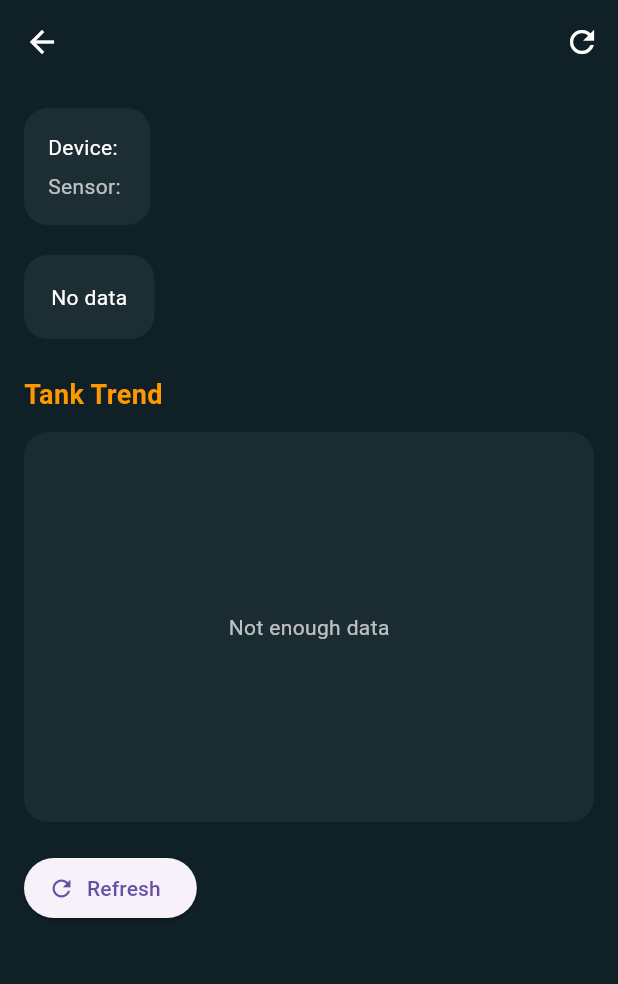
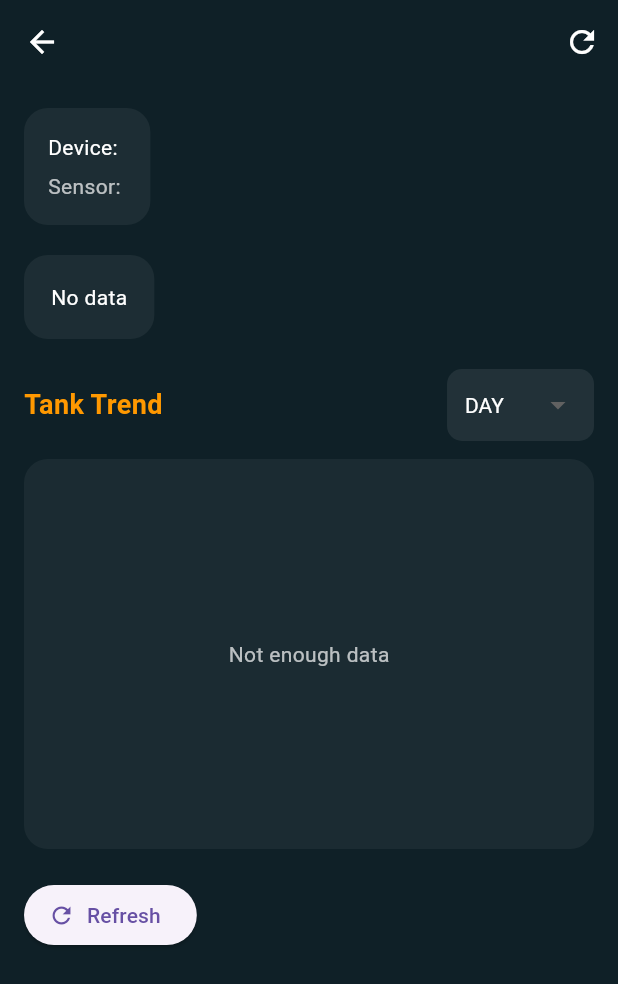
Before and after one commit to PleaseHelpNorvin/tank_speak, a Flutter app: the TankDetailScreen screen opened directly with empty values, after a tap on "Refresh", on a phone screen of 412 x 824 dp. Shown: the top 984 px of the screen. Run offline on Flutter 3.47's test engine with Material 3 defaults, Android fonts, the phone set to English and light mode, and no system bars; our stand-ins replace fl_chart, flutter_blue_plus, shared_preferences; accounts and stored records are empty; network calls fail.

Commit message:
working chart

```diff
--- a/lib/screens/pages/station_detail_screen.dart
+++ b/lib/screens/pages/station_detail_screen.dart
@@ -111,6 +111,7 @@ class _StationDetailScreenState extends State<StationDetailScreen> {
 
     if (diff > 3) {
       return {
+        "label": "Tank Fill Alert",
         "label": "Tank Fill Alert",
         "color": Colors.blue,
       };
--- a/lib/screens/pages/tank_detail_screen.dart
+++ b/lib/screens/pages/tank_detail_screen.dart
@@ -1,5 +1,4 @@
 import 'dart:async';
-
 import 'package:fl_chart/fl_chart.dart';
 import 'package:flutter/material.dart';
 
@@ -32,7 +31,6 @@ class _TankDetailScreenState extends State<TankDetailScreen> {
   bool fetching = false;
 
   String selectedRange = "day";
-
   final List<String> ranges = ["day", "week", "month"];
 
   Timer? refreshTimer;
@@ -66,7 +64,7 @@ class _TankDetailScreenState extends State<TankDetailScreen> {
       final history = await api.getDeviceReadings(
         deviceId: widget.deviceId,
         sensorPin: widget.sensorPin,
-        limit: 50,
+        limit: 100,
         range: selectedRange,
       );
 
@@ -75,8 +73,11 @@ class _TankDetailScreenState extends State<TankDetailScreen> {
       if (!mounted) return;
 
       setState(() {
-        readings = List<DeviceReading>.from(history);
-        latestReading = history.isNotEmpty ? history.last : null;
+        readings = history.length > 30
+            ? history.sublist(history.length - 30)
+            : history;
+
+        latestReading = readings.isNotEmpty ? readings.last : null;
         loading = false;
       });
     } catch (e) {
@@ -97,7 +98,6 @@ class _TankDetailScreenState extends State<TankDetailScreen> {
     final age = DateTime.now().difference(latestReading!.timestamp);
 
     if (age.inMinutes > 10) return Colors.red;
-
     if (latestReading!.liters < 1000) return Colors.orange;
 
     return Colors.green;
@@ -106,9 +106,19 @@ class _TankDetailScreenState extends State<TankDetailScreen> {
   String getStatusLabel() {
     if (latestReading == null) return "No Data";
 
-    final age = DateTime.now().difference(latestReading!.timestamp);
+    final now = DateTime.now();
+    final time = latestReading!.timestamp;
 
-    if (age.inMinutes > 10) return "Offline";
+    final ageInMinutes = now.difference(time).inMinutes;
+
+    if (ageInMinutes < 0) {
+      // future timestamp fix (clock mismatch)
+      return "Live";
+    }
+
+    if (ageInMinutes > 5) return "Offline"; // reduce threshold
+
+    if (latestReading!.liters <= 0) return "No Flow";
 
     if (latestReading!.liters < 1000) return "Low";
 
@@ -120,23 +130,31 @@ class _TankDetailScreenState extends State<TankDetailScreen> {
   List<FlSpot> getSpots() {
     if (readings.isEmpty) return [];
 
-    final baseTime = readings.first.timestamp;
-
-    return readings.map((r) {
-      final x = r.timestamp.difference(baseTime).inMinutes.toDouble();
-      return FlSpot(x, r.liters);
+    return readings.asMap().entries.map((entry) {
+      return FlSpot(
+        entry.key.toDouble(),
+        entry.value.liters,
+      );
     }).toList();
   }
 
   double getMaxY() {
     if (readings.isEmpty) return 1;
-    final max = readings.map((e) => e.liters).reduce((a, b) => a > b ? a : b);
+
+    final max = readings
+        .map((e) => e.liters)
+        .reduce((a, b) => a > b ? a : b);
+
     return max + 5;
   }
 
   double getMinY() {
     if (readings.isEmpty) return 0;
-    final min = readings.map((e) => e.liters).reduce((a, b) => a < b ? a : b);
+
+    final min = readings
+        .map((e) => e.liters)
+        .reduce((a, b) => a < b ? a : b);
+
     return (min - 5).clamp(0, double.infinity);
   }
 
@@ -234,8 +252,12 @@ class _TankDetailScreenState extends State<TankDetailScreen> {
               ),
             ),
 
-            const SizedBox(height: 24),
+            const SizedBox(height: 20),
 
+            // 🔥 RANGE DROPDOWN
+            Row(
+              mainAxisAlignment: MainAxisAlignment.spaceBetween,
+              children: [
                 const Text(
                   "Tank Trend",
                   style: TextStyle(
@@ -243,6 +265,41 @@ class _TankDetailScreenState extends State<TankDetailScreen> {
                     fontSize: 18,
                     fontWeight: FontWeight.bold,
                   ),
+                ),
+
+                Container(
+                  padding: const EdgeInsets.symmetric(horizontal: 12),
+                  decoration: BoxDecoration(
+                    color: Colors.white.withOpacity(0.08),
+                    borderRadius: BorderRadius.circular(10),
+                  ),
+                  child: DropdownButton<String>(
+                    value: selectedRange,
+                    dropdownColor: const Color(0xFF1C2C34),
+                    underline: const SizedBox(),
+                    style: const TextStyle(color: Colors.white),
+
+                    items: ranges.map((range) {
+                      return DropdownMenuItem(
+                        value: range,
+                        child: Text(range.toUpperCase()),
+                      );
+                    }).toList(),
+
+                    onChanged: (value) {
+                      if (value == null) return;
+
+                      setState(() {
+                        selectedRange = value;
+                        readings = [];
+                        latestReading = null;
+                      });
+
+                      fetchAllData();
+                    },
+                  ),
+                ),
+              ],
             ),
 
             const SizedBox(height: 12),
@@ -265,30 +322,20 @@ class _TankDetailScreenState extends State<TankDetailScreen> {
                   : LineChart(
                 LineChartData(
                   minX: 0,
-                  maxX: getSpots().isEmpty
-                      ? 1
-                      : getSpots().last.x,
-
+                  maxX: readings.length.toDouble() - 1,
                   minY: getMinY(),
                   maxY: getMaxY(),
 
-                  gridData: FlGridData(
-                    show: true,
-                    drawVerticalLine: false,
-                    horizontalInterval:
-                    (getMaxY() - getMinY()) / 5,
-                  ),
-
+                  gridData: const FlGridData(show: true),
                   borderData: FlBorderData(show: false),
 
                   titlesData: FlTitlesData(
                     rightTitles: const AxisTitles(
-                        sideTitles:
-                        SideTitles(showTitles: false)),
+                      sideTitles: SideTitles(showTitles: false),
+                    ),
                     topTitles: const AxisTitles(
-                        sideTitles:
-                        SideTitles(showTitles: false)),
-
+                      sideTitles: SideTitles(showTitles: false),
+                    ),
                     leftTitles: AxisTitles(
                       sideTitles: SideTitles(
                         showTitles: true,
@@ -298,29 +345,33 @@ class _TankDetailScreenState extends State<TankDetailScreen> {
                             value.toInt().toString(),
                             style: const TextStyle(
                               color: Colors.white54,
-                                fontSize: 10),
+                              fontSize: 10,
+                            ),
                           );
                         },
                       ),
                     ),
-
                     bottomTitles: AxisTitles(
                       sideTitles: SideTitles(
                         showTitles: true,
-                        interval: 10,
+                        interval: 5,
                         getTitlesWidget: (value, meta) {
-                          final base =
-                              readings.first.timestamp;
-                          final time = base.add(
-                            Duration(
-                                minutes: value.toInt()),
-                          );
+                          final index = value.toInt();
+
+                          if (index < 0 ||
+                              index >= readings.length) {
+                            return const SizedBox();
+                          }
+
+                          final time =
+                              readings[index].timestamp;
 
                           return Text(
                             "${time.hour}:${time.minute.toString().padLeft(2, '0')}",
                             style: const TextStyle(
                               color: Colors.white54,
-                                fontSize: 10),
+                              fontSize: 10,
+                            ),
                           );
                         },
                       ),
@@ -333,19 +384,7 @@ class _TankDetailScreenState extends State<TankDetailScreen> {
                       isCurved: true,
                       color: Colors.orange,
                       barWidth: 3,
-                      dotData:
-                      const FlDotData(show: false),
-                      belowBarData: BarAreaData(
-                        show: true,
-                        gradient: LinearGradient(
-                          begin: Alignment.topCenter,
-                          end: Alignment.bottomCenter,
-                          colors: [
-                            Colors.orange.withOpacity(0.3),
-                            Colors.transparent,
-                          ],
-                        ),
-                      ),
+                      dotData: const FlDotData(show: false),
                     ),
                   ],
                 ),
--- a/lib/services/api_service.dart
+++ b/lib/services/api_service.dart
@@ -198,7 +198,9 @@ class ApiService {
     );
 
     if (response.statusCode == 200) {
-      return DeviceReading.listFromJson(jsonDecode(response.body));
+      final data = jsonDecode(response.body);
+
+      return DeviceReading.listFromJson(data);
     }
 
     throw Exception("Failed to get readings: ${response.body}");
```
Also changed, not shown: lib/models/tank.dart (+22 -5 lines). Lines whose indentation alone changed are shown as unchanged.
